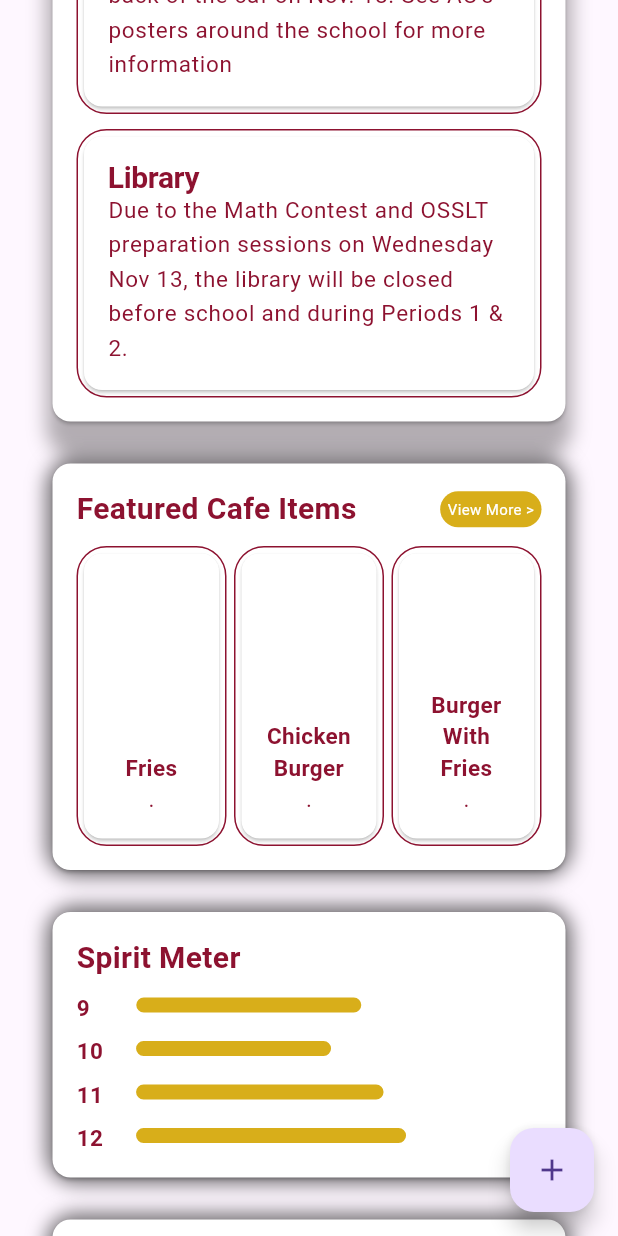
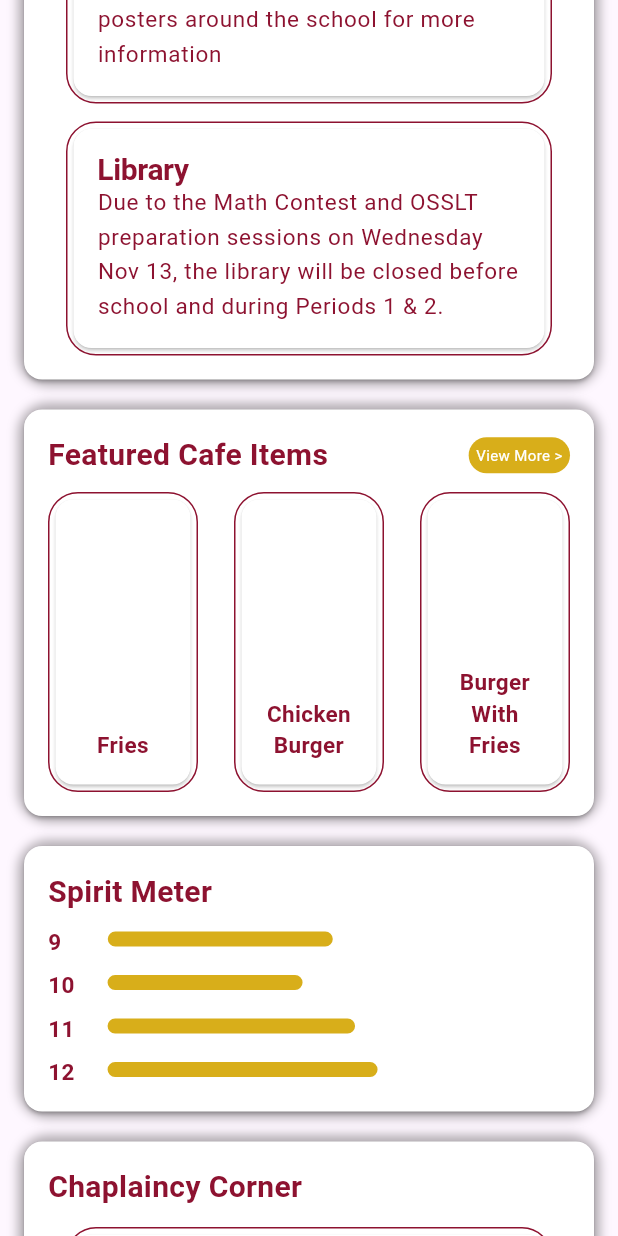
Before and after one commit to joel-menezes/sta-app, a Flutter app: the screen it shows after launch, scrolled down 576 dp, on a phone screen of 412 x 824 dp. Run offline on Flutter 3.47's test engine with Material 3 defaults, Android fonts, the phone set to English and light mode, and no system bars.

Commit message:
Initial Commit

```diff
--- a/staapp/lib/home/widgets/announcements.dart
+++ b/staapp/lib/home/widgets/announcements.dart
@@ -8,10 +8,11 @@ class Announcements extends StatelessWidget {
   @override
   Widget build(BuildContext context) {
       final theme = Theme.of(context);
+      double widths = MediaQuery.sizeOf(context).width - 16;
     return Column(children: [
       Container(
-        margin: const EdgeInsets.only(top: 20.0),
-        width: 350.0,
+        margin: const EdgeInsets.only(top: 12.0, left: 12.0, right: 12.0),
+        width: widths,
         height: null,
         decoration: BoxDecoration(boxShadow: Styles.normalBoxShadow, borderRadius: Styles.primaryBorderRadius),
         child: Card(
--- a/staapp/lib/home/widgets/chaplaincy_corner.dart
+++ b/staapp/lib/home/widgets/chaplaincy_corner.dart
@@ -1,27 +1,23 @@
 import 'package:flutter/material.dart';
 import 'dart:io';
 import 'package:staapp/home/widgets/info_box.dart';
+import 'package:staapp/theme/styles.dart';
+
 
 class ChaplaincyCorner extends StatelessWidget {
   const ChaplaincyCorner({Key? key}) : super(key: key);
   @override
   Widget build(BuildContext context) {
+    double widths = MediaQuery.sizeOf(context).width - 16;
+
     return Column(children: [
       Container(
-          margin: const EdgeInsets.only(top: 20.0),
-          width: 350.0,
+                            margin: const EdgeInsets.only(top: 12.0, left: 12.0, right: 12.0),
+
+          width: widths,
           height: null,
-          decoration: BoxDecoration(
-            boxShadow: const [
-              BoxShadow(
-                  color: Colors.black54,
-                  blurRadius: 10,
-                  offset: Offset(0, 0),
-                  spreadRadius: 0.1,
-                  blurStyle: BlurStyle.normal)
-            ],
-            borderRadius: BorderRadius.circular(20),
-          ),
+          decoration: BoxDecoration(boxShadow: Styles.normalBoxShadow, borderRadius: Styles.primaryBorderRadius),
+
           child: Card(
             color: Colors.white,
             child: Padding(
--- a/staapp/lib/home/widgets/featured_cafe_items.dart
+++ b/staapp/lib/home/widgets/featured_cafe_items.dart
@@ -1,26 +1,21 @@
 import 'package:flutter/material.dart';
 import 'dart:io';
+import 'package:staapp/theme/styles.dart';
+
 
 class CafeItems extends StatelessWidget {
   const CafeItems({Key? key}) : super(key: key);
   @override
   Widget build(BuildContext context) {
+    double widths = MediaQuery.sizeOf(context).width - 16;
+
     return Column(children: [
       Container(
-          margin: const EdgeInsets.only(top: 20.0),
-          width: 350.0,
+       margin: const EdgeInsets.only(top: 12.0, left: 12.0, right: 12.0),
+
+          width: widths,
           height: null,
-          decoration: BoxDecoration(
-            boxShadow: const [
-              BoxShadow(
-                  color: Colors.black54,
-                  blurRadius: 10,
-                  offset: Offset(0, 0),
-                  spreadRadius: 0.1,
-                  blurStyle: BlurStyle.normal)
-            ],
-            borderRadius: BorderRadius.circular(20),
-          ),
+          decoration: BoxDecoration(boxShadow: Styles.normalBoxShadow, borderRadius: Styles.primaryBorderRadius),
           child: Card(
             color: Colors.white,
             child: Padding(
@@ -90,14 +85,7 @@ class CafeItems extends StatelessWidget {
                                               fontWeight: FontWeight.bold,
 
                                             )),
-                                        Text(
-                                          '.',
-                                          style: new TextStyle(
-                                            fontSize: 15,
-                                            color: Color(0xFF8D1230),
-                                          ),
-                                          softWrap: true,
-                                        ),
+
                                       ])),
                             )),
                         Container(
@@ -126,14 +114,7 @@ class CafeItems extends StatelessWidget {
                                               color: Color(0xFF8D1230),
                                               fontWeight: FontWeight.bold,
                                             )),
-                                        Text(
-                                          '.',
-                                          style: new TextStyle(
-                                            fontSize: 15,
-                                            color: Color(0xFF8D1230),
-                                          ),
-                                          softWrap: true,
-                                        ),
+
                                       ])),
                             )),
                         Container(
@@ -162,14 +143,7 @@ class CafeItems extends StatelessWidget {
                                               color: Color(0xFF8D1230),
                                               fontWeight: FontWeight.bold,
                                             )),
-                                        Text(
-                                          '.',
-                                          style: new TextStyle(
-                                            fontSize: 15,
-                                            color: Color(0xFF8D1230),
-                                          ),
-                                          softWrap: true,
-                                        ),
+
                                       ])),
                             )),
                       ])
--- a/staapp/lib/home/widgets/info_box.dart
+++ b/staapp/lib/home/widgets/info_box.dart
@@ -12,10 +12,13 @@ class InfoBox extends StatelessWidget {
   @override
   Widget build(BuildContext context) {
     final theme = Theme.of(context);
+    double widths = MediaQuery.sizeOf(context).width - 16;
+
     return Column(children: [
       Container(
-                          margin: const EdgeInsets.only(top: 10.0),
-                          width: 350.0,
+        margin: const EdgeInsets.only(top: 12.0, left: 12.0, right: 12.0),
+
+                          width: widths,
                           height: null,
                           decoration: BoxDecoration(
                             border:
--- a/staapp/lib/home/widgets/spirit_meter.dart
+++ b/staapp/lib/home/widgets/spirit_meter.dart
@@ -1,27 +1,19 @@
 import 'package:flutter/material.dart';
 import 'dart:io';
+import 'package:staapp/theme/styles.dart';
+
 
 class SpiritMeter extends StatelessWidget {
   const SpiritMeter({Key? key}) : super(key: key);
   @override
   Widget build(BuildContext context) {
-
+    double widths = MediaQuery.sizeOf(context).width - 16;
     return Column(children: [
       Container(
-          margin: const EdgeInsets.only(top: 20.0),
-          width: 350.0,
+          margin: const EdgeInsets.only(top: 12.0, left: 12.0, right: 12.0),
+          width: widths,
           height: null,
-          decoration: BoxDecoration(
-            boxShadow: const [
-              BoxShadow(
-                  color: Colors.black54,
-                  blurRadius: 10,
-                  offset: Offset(0, 0),
-                  spreadRadius: 0.1,
-                  blurStyle: BlurStyle.normal)
-            ],
-            borderRadius: BorderRadius.circular(20),
-          ),
+        decoration: BoxDecoration(boxShadow: Styles.normalBoxShadow, borderRadius: Styles.primaryBorderRadius),
           child: Card(
               color: Colors.white,
               child: Padding(
--- a/staapp/lib/home/widgets/welcome_banner.dart
+++ b/staapp/lib/home/widgets/welcome_banner.dart
@@ -7,11 +7,12 @@ class WelcomeBanner extends StatelessWidget {
   const WelcomeBanner({Key? key}) : super(key: key);
   @override
   Widget build(BuildContext context) {
+    double widths = MediaQuery.sizeOf(context).width - 24;
     return Column( children: [
 
         Container(
-                  margin: const EdgeInsets.only(top: 15.0),
-                  width: 350.0,
+                  margin: const EdgeInsets.only(top: 12.0, left: 12.0, right: 12.0),
+                  width: widths,
                   height: null,
                   decoration: BoxDecoration(
                     color: Styles.primary,
@@ -30,8 +31,7 @@ class WelcomeBanner extends StatelessWidget {
                                   SizedBox(
                                     width: 190,
                                   child: Wrap(
-                                    // mainAxisAlignment: MainAxisAlignment.start,
-                                    // crossAxisAlignment: CrossAxisAlignment.start,
+
                                     children: [
 
                                      Text(
--- a/staapp/lib/main.dart
+++ b/staapp/lib/main.dart
@@ -42,13 +42,7 @@
   ChaplaincyCorner(),
   ];
 
-  int _counter = 0;
 
-  void _incrementCounter() {
-    setState(() {
-      _counter++;
-    });
-  }
 
   @override
   Widget build(BuildContext context) {
@@ -94,11 +88,7 @@
     ),
     ),
     // ),
-    floatingActionButton: FloatingActionButton(
-    onPressed: _incrementCounter,
-    tooltip: 'Increment',
-    child: const Icon(Icons.add),
-    ),
+
     );
   }
 }
--- a/staapp/lib/theme/styles.dart
+++ b/staapp/lib/theme/styles.dart
@@ -19,8 +19,8 @@ class Styles{
     const BoxShadow(
       color: Color.fromRGBO(3, 0, 0, 0.3),
       spreadRadius: 0,
-      blurRadius: 10,
-      offset: Offset(0, 20),
+      blurRadius: 5,
+      offset: Offset.zero,
     )
   ];
 
```
